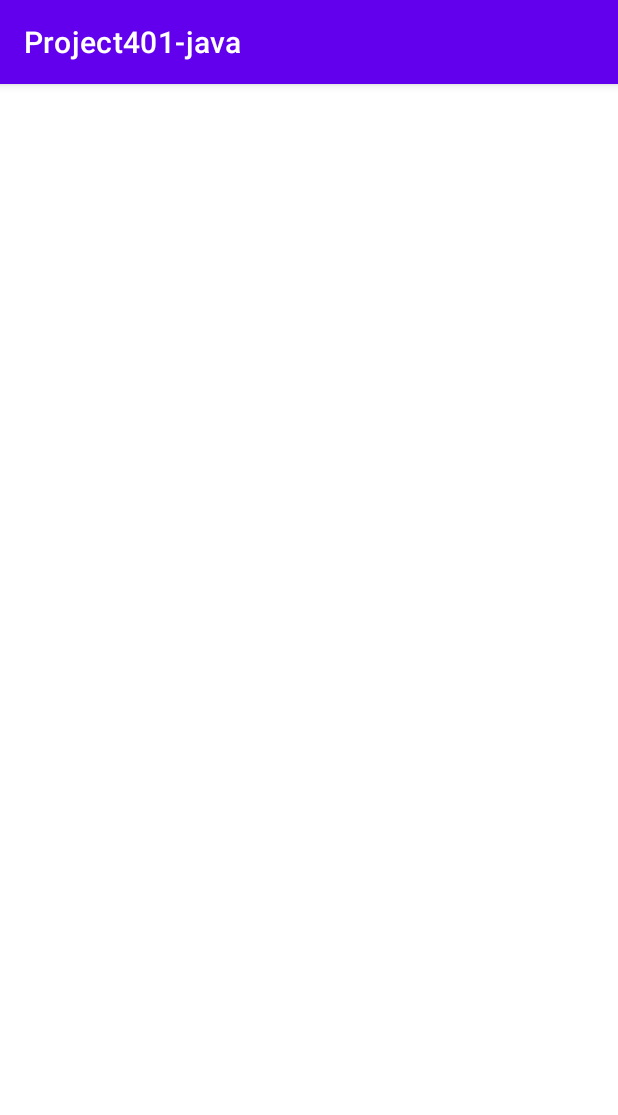
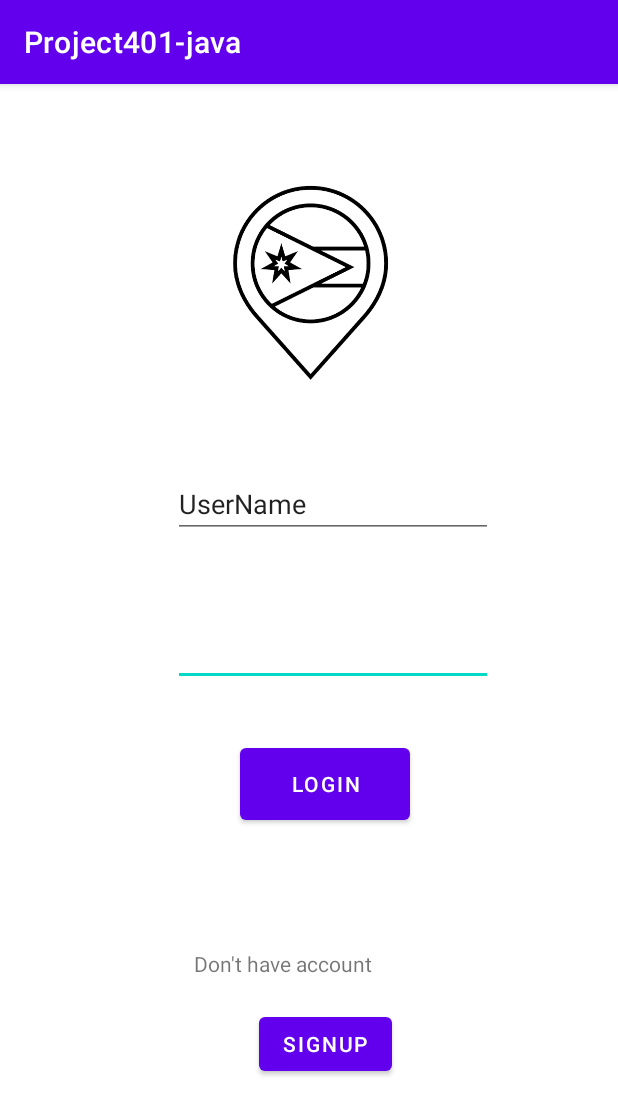
Before and after one commit to TheBalala/Project401-java, an Android app: the Login screen opened directly, with no data from a screen before it, on a phone screen of 412 x 824 dp. Shown: the top 1115 px of the screen. Run offline under Robolectric (Android 15) with nearby library versions, the phone set to English and light mode, and no system bars.

Commit message:
loginActivity

```diff
--- a/app/src/main/res/layout/activity_login.xml
+++ b/app/src/main/res/layout/activity_login.xml
@@ -6,4 +6,77 @@
     android:layout_height="match_parent"
     tools:context=".Login">
 
+    <Button
+        android:id="@+id/button"
+        android:layout_width="113dp"
+        android:layout_height="60dp"
+        android:text="LogIN"
+        app:layout_constraintBottom_toBottomOf="parent"
+        app:layout_constraintEnd_toEndOf="parent"
+        app:layout_constraintHorizontal_bias="0.535"
+        app:layout_constraintStart_toStartOf="parent"
+        app:layout_constraintTop_toTopOf="parent"
+        app:layout_constraintVertical_bias="0.617" />
+
+    <EditText
+        android:id="@+id/editTextTextPassword"
+        android:layout_width="wrap_content"
+        android:layout_height="wrap_content"
+        android:layout_marginTop="356dp"
+        android:ems="10"
+        android:inputType="textPassword"
+        app:layout_constraintEnd_toEndOf="parent"
+        app:layout_constraintHorizontal_bias="0.582"
+        app:layout_constraintStart_toStartOf="parent"
+        app:layout_constraintTop_toTopOf="parent" />
+
+    <EditText
+        android:id="@+id/editTextTextPersonName"
+        android:layout_width="wrap_content"
+        android:layout_height="wrap_content"
+        android:ems="10"
+        android:inputType="textPersonName"
+        android:text="UserName"
+        app:layout_constraintBottom_toTopOf="@+id/editTextTextPassword"
+        app:layout_constraintEnd_toEndOf="parent"
+        app:layout_constraintHorizontal_bias="0.582"
+        app:layout_constraintStart_toStartOf="parent"
+        app:layout_constraintTop_toTopOf="parent"
+        app:layout_constraintVertical_bias="0.829" />
+
+    <Button
+        android:id="@+id/button3"
+        android:layout_width="wrap_content"
+        android:layout_height="wrap_content"
+        android:text="SignUp"
+        app:layout_constraintBottom_toBottomOf="parent"
+        app:layout_constraintEnd_toEndOf="parent"
+        app:layout_constraintHorizontal_bias="0.533"
+        app:layout_constraintStart_toStartOf="parent"
+        app:layout_constraintTop_toBottomOf="@+id/button"
+        app:layout_constraintVertical_bias="0.535" />
+
+    <TextView
+        android:id="@+id/textView"
+        android:layout_width="175dp"
+        android:layout_height="39dp"
+        android:text="Don't have account"
+        app:layout_constraintBottom_toTopOf="@+id/button3"
+        app:layout_constraintEnd_toEndOf="parent"
+        app:layout_constraintHorizontal_bias="0.546"
+        app:layout_constraintStart_toStartOf="parent"
+        app:layout_constraintTop_toBottomOf="@+id/button"
+        app:layout_constraintVertical_bias="1.0" />
+
+    <ImageView
+        android:id="@+id/imageView"
+        android:layout_width="153dp"
+        android:layout_height="221dp"
+        app:layout_constraintBottom_toTopOf="@+id/editTextTextPersonName"
+        app:layout_constraintEnd_toEndOf="parent"
+        app:layout_constraintStart_toStartOf="parent"
+        app:layout_constraintTop_toTopOf="parent"
+        app:layout_constraintVertical_bias="0.432"
+        app:srcCompat="@drawable/logo" />
+
 </androidx.constraintlayout.widget.ConstraintLayout>
```
Also changed, not shown: app/src/main/res/drawable/logo.png (added).
